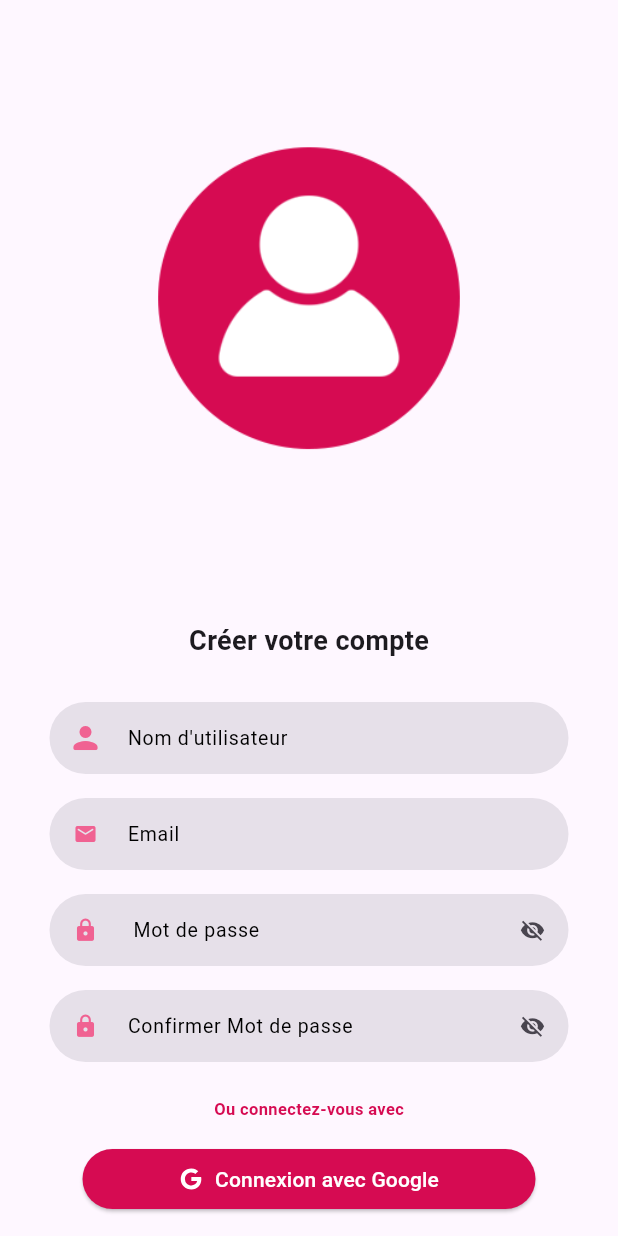
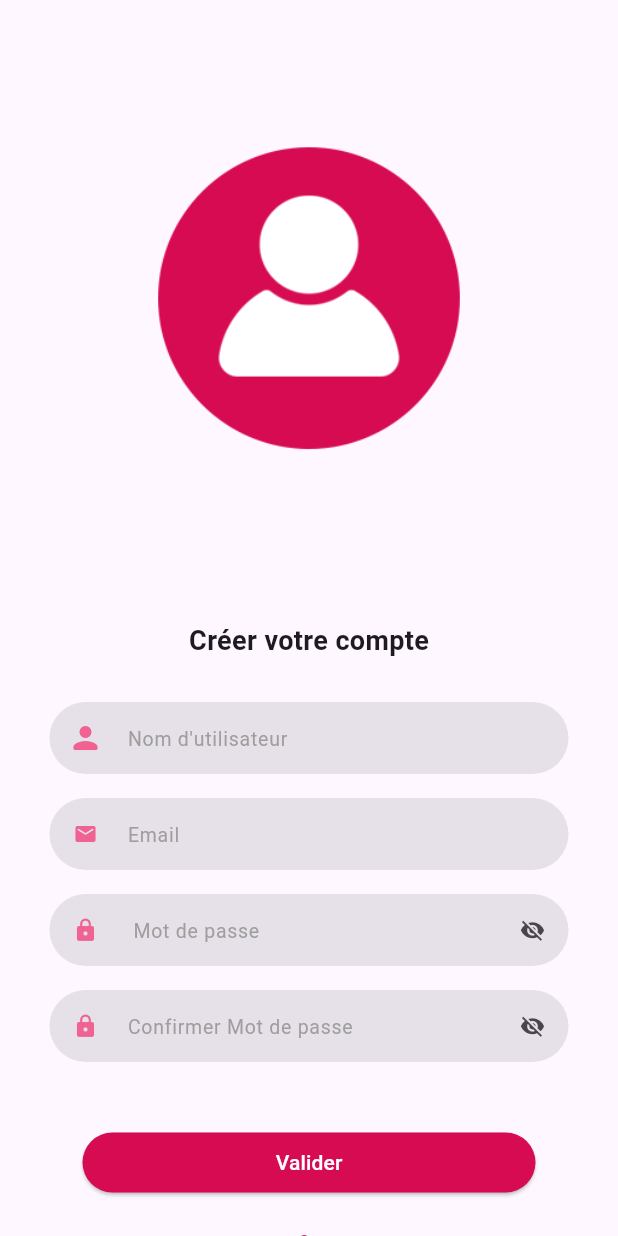
Before and after one commit to Pathel7/evenTask_app, a Flutter app: the UtilisateurCreationPage screen opened directly, on a phone screen of 412 x 824 dp. Run offline on Flutter 3.47's test engine with Material 3 defaults, Android fonts, the phone set to English and light mode, and no system bars; our stand-ins replace ionicons.

Commit message:
on working 3/5

```diff
--- a/lib/main.dart
+++ b/lib/main.dart
@@ -15,7 +15,7 @@
   Widget build(BuildContext context) {
     return MaterialApp(
       debugShowCheckedModeBanner: false,
-      home: AccueilPage(),
+      home: UtilisateurCreationPage(),
     );
   }
 }
--- a/lib/pages/acceuil/acceuilPage.dart
+++ b/lib/pages/acceuil/acceuilPage.dart
@@ -8,6 +8,7 @@ class AccueilPage extends StatelessWidget {
     return Scaffold(
         body: SingleChildScrollView(
       child: Column(
+        mainAxisAlignment: MainAxisAlignment.center,
         mainAxisSize: MainAxisSize.min,
         children: [
           _enTete(),
--- a/lib/pages/intro/introPage.dart
+++ b/lib/pages/intro/introPage.dart
@@ -8,7 +8,9 @@ class IntroPage extends StatelessWidget {
   @override
   Widget build(BuildContext context) {
     return Scaffold(
-      body: Column(
+      body: SingleChildScrollView(
+        physics: AlwaysScrollableScrollPhysics(),
+        child: Column(
           mainAxisAlignment: MainAxisAlignment.center,
           children: [
             _logo(),
@@ -26,6 +28,7 @@ class IntroPage extends StatelessWidget {
             ),
             _crerCompteBtn(context, "Créer un compte")
           ],
+        ),
       ),
     );
   }
--- a/lib/pages/utilisateurCreation/utilisateurCreationPage.dart
+++ b/lib/pages/utilisateurCreation/utilisateurCreationPage.dart
@@ -8,11 +8,14 @@ class UtilisateurCreationPage extends StatelessWidget {
   Widget build(BuildContext context) {
     return Scaffold(
       body: SingleChildScrollView(
+        physics: AlwaysScrollableScrollPhysics(),
         child: Column(
           children: [
             _imageUtilisateur(),
             Padding(
               padding: const EdgeInsets.only(left: 25.0, right: 25.0),
+              child: SingleChildScrollView(
+                physics: AlwaysScrollableScrollPhysics(),
                 child: Column(
                   children: [
                     _titreText(),
@@ -24,8 +27,10 @@ class UtilisateurCreationPage extends StatelessWidget {
                     _passwordField(),
                     _confirmpasswordField(),
                     SizedBox(
-                    height: 15.0,
+                      height: 35.0,
                     ),
+                    _validerBtn(context),
+
                     _connecterText(),
                     SizedBox(
                       height: 15.0,
@@ -35,6 +40,7 @@ class UtilisateurCreationPage extends StatelessWidget {
                       height: 15.0,
                     ),
                   ],
+                ),
               ),
             ),
           ],
@@ -70,7 +76,7 @@ class UtilisateurCreationPage extends StatelessWidget {
         margin: EdgeInsets.symmetric(horizontal: 30.0),
         child: ElevatedButton.icon(
           style: ElevatedButton.styleFrom(
-              padding: EdgeInsets.symmetric(horizontal: 20),
+              //padding: EdgeInsets.symmetric(horizontal: 10),
               backgroundColor: Color(0xFFD60B52),
               foregroundColor: Colors.white),
           onPressed: () {},
@@ -84,9 +90,31 @@ class UtilisateurCreationPage extends StatelessWidget {
     );
   }
 
+
+  Widget _validerBtn(BuildContext context) {
+    return Padding(
+      padding: const EdgeInsets.only(bottom: 20.0),
+      child: Container(
+        width: double.infinity,
+        margin: EdgeInsets.symmetric(horizontal: 30.0),
+        child: ElevatedButton(
+          child: Text("Valider"),
+          style: ElevatedButton.styleFrom(
+              //padding: EdgeInsets.symmetric(horizontal: 20),
+              backgroundColor: Color(0xFFD60B52),
+              foregroundColor: Colors.white),
+          onPressed: () {},
+
+        ),
+      ),
+    );
+  }
+
+
+
   Widget _connecterText() {
     return Text(
-      "Ou connectez-vous avec",
+      "Ou",
       style: TextStyle(
         color: Color(0xFFD60B52),
         fontWeight: FontWeight.bold,
@@ -130,8 +158,8 @@ class UtilisateurCreationPage extends StatelessWidget {
             floatingLabelAlignment: FloatingLabelAlignment.center,
             floatingLabelStyle: TextStyle(color: Color(0xFFD60B52)),
             filled: true,
-            labelStyle: TextStyle(
-              color: Colors.black,
+            hintStyle: TextStyle(
+              color: Colors.grey,
               fontSize: 13.0,
             ),
             focusedBorder: OutlineInputBorder(
@@ -143,7 +171,8 @@ class UtilisateurCreationPage extends StatelessWidget {
               borderRadius: BorderRadius.all(Radius.circular(30.0)),
               borderSide: BorderSide.none,
             ),
-            labelText: "Nom d'utilisateur",
+            //labelText: "Nom d'utilisateur",
+            hintText: "Nom d'utilisateur",
             prefixIcon: Icon(
               Icons.person_rounded,
               color: Colors.pink[300],
@@ -162,8 +191,8 @@ class UtilisateurCreationPage extends StatelessWidget {
             floatingLabelAlignment: FloatingLabelAlignment.center,
             floatingLabelStyle: TextStyle(color: Color(0xFFD60B52)),
             filled: true,
-            labelStyle: TextStyle(
-              color: Colors.black,
+            hintStyle: TextStyle(
+              color: Colors.grey,
               fontSize: 13.0,
             ),
             focusedBorder: OutlineInputBorder(
@@ -175,7 +204,8 @@ class UtilisateurCreationPage extends StatelessWidget {
               borderRadius: BorderRadius.all(Radius.circular(30.0)),
               borderSide: BorderSide.none,
             ),
-            labelText: "Email",
+            //labelText: "Email",
+            hintText: "Email",
             prefixIcon: Icon(
               Icons.email_rounded,
               color: Colors.pink[300],
@@ -196,8 +226,8 @@ class UtilisateurCreationPage extends StatelessWidget {
               floatingLabelAlignment: FloatingLabelAlignment.center,
               floatingLabelStyle: TextStyle(color: Color(0xFFD60B52)),
               filled: true,
-              labelStyle: TextStyle(
-                color: Colors.black,
+              hintStyle: TextStyle(
+                color: Colors.grey,
                 fontSize: 13.0,
               ),
               focusedBorder: OutlineInputBorder(
@@ -210,7 +240,8 @@ class UtilisateurCreationPage extends StatelessWidget {
                 borderRadius: BorderRadius.all(Radius.circular(30.0)),
                 borderSide: BorderSide.none,
               ),
-              labelText: " Mot de passe",
+              //labelText: " Mot de passe",
+              hintText: " Mot de passe",
               prefixIcon: Icon(
                 Icons.lock,
                 color: Colors.pink[300],
@@ -234,8 +265,8 @@ class UtilisateurCreationPage extends StatelessWidget {
               floatingLabelAlignment: FloatingLabelAlignment.center,
               floatingLabelStyle: TextStyle(color: Color(0xFFD60B52)),
               filled: true,
-              labelStyle: TextStyle(
-                color: Colors.black,
+              hintStyle: TextStyle(
+                color: Colors.grey,
                 fontSize: 13.0,
               ),
               focusedBorder: OutlineInputBorder(
@@ -248,7 +279,8 @@ class UtilisateurCreationPage extends StatelessWidget {
                 borderRadius: BorderRadius.all(Radius.circular(30.0)),
                 borderSide: BorderSide.none,
               ),
-              labelText: "Confirmer Mot de passe",
+              //labelText: "Confirmer Mot de passe",
+              hintText: "Confirmer Mot de passe",
               prefixIcon: Icon(
                 Icons.lock,
                 color: Colors.pink[300],
```
Also changed, not shown: lib/pages/connexion/connexionPage.dart (+18 -11 lines). Lines whose indentation alone changed are shown as unchanged.
